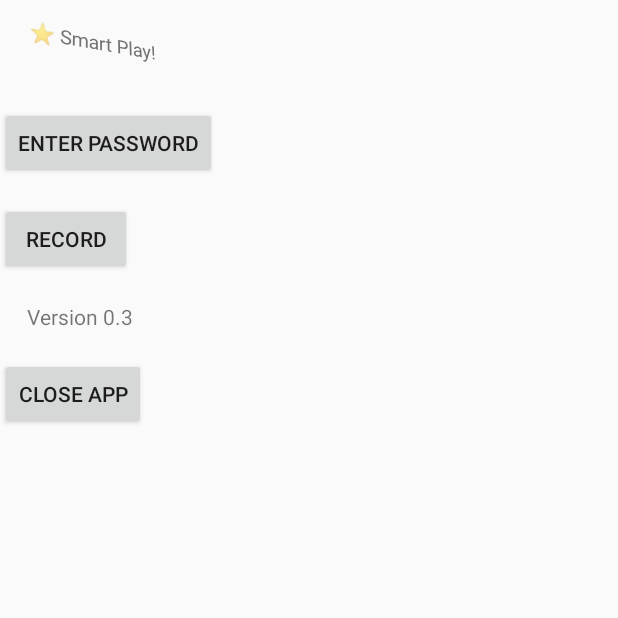
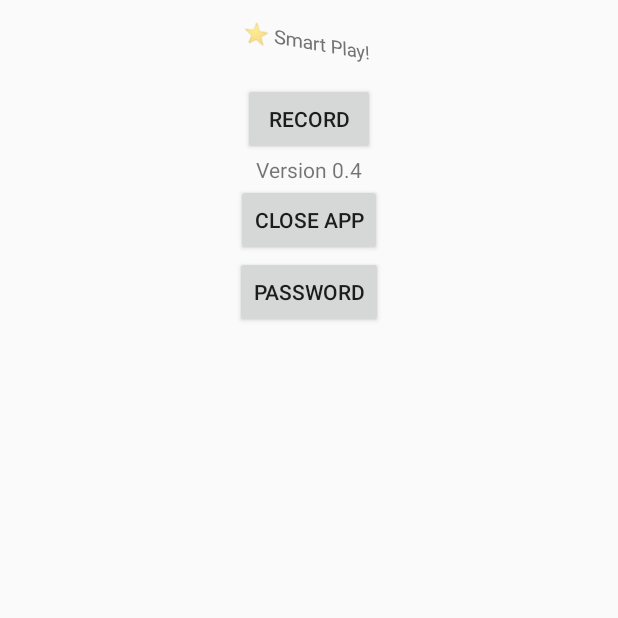
Before and after one commit to ctwhome/SmartPlay, an Android app: the screen it shows after launch (MainActivity), on a phone screen of 412 x 824 dp, the top half of it. Run offline under Robolectric (Android 15) with nearby library versions, the phone set to English and light mode, and no system bars.

Commit message:
0.4 release

```diff
--- a/app/src/main/res/layout/activity_main.xml
+++ b/app/src/main/res/layout/activity_main.xml
@@ -21,25 +21,21 @@
             android:id="@+id/text"
             android:layout_width="wrap_content"
             android:layout_height="wrap_content"
+            android:layout_gravity="center"
             android:padding="8pt"
             android:rotationX="26"
             android:rotationY="22"
+
             android:text="⭐️ Smart Play!" />
 
         <!-- Enter Password Button -->
-        <Button
-            android:id="@+id/button_enter_password"
-            android:layout_width="wrap_content"
-            android:layout_height="wrap_content"
-            android:layout_marginTop="16dp"
-            android:text="Enter password" />
 
         <!-- Record Button -->
         <Button
             android:id="@+id/button_record"
             android:layout_width="wrap_content"
             android:layout_height="wrap_content"
-            android:layout_marginTop="16dp"
+            android:layout_gravity="center"
             android:text="Record" />
 
         <!-- Version Text View -->
@@ -47,14 +43,31 @@
             android:id="@+id/version"
             android:layout_width="wrap_content"
             android:layout_height="wrap_content"
-            android:padding="8pt"
-            android:text="Version 0.3" />
+            android:layout_gravity="center"
+            android:text="Version 0.4" />
 
-        <!-- Close App Button -->
+        <!--        align inside elements to the center-->
+        <LinearLayout
+            android:layout_width="match_parent"
+            android:layout_height="wrap_content"
+            android:gravity="center"
+            android:orientation="horizontal">
+
+            <!-- Close App Button -->
+            <Button
+                android:id="@+id/closeAppButton"
+                android:layout_width="wrap_content"
+                android:layout_height="wrap_content"
+                android:text="Close App" />
+
+        </LinearLayout>
+
         <Button
-            android:id="@+id/closeAppButton"
+            android:id="@+id/button_enter_password"
             android:layout_width="wrap_content"
             android:layout_height="wrap_content"
-            android:text="Close App" />
+            android:layout_gravity="center"
+
+            android:text="Password" />
     </LinearLayout>
 </ScrollView>
```
